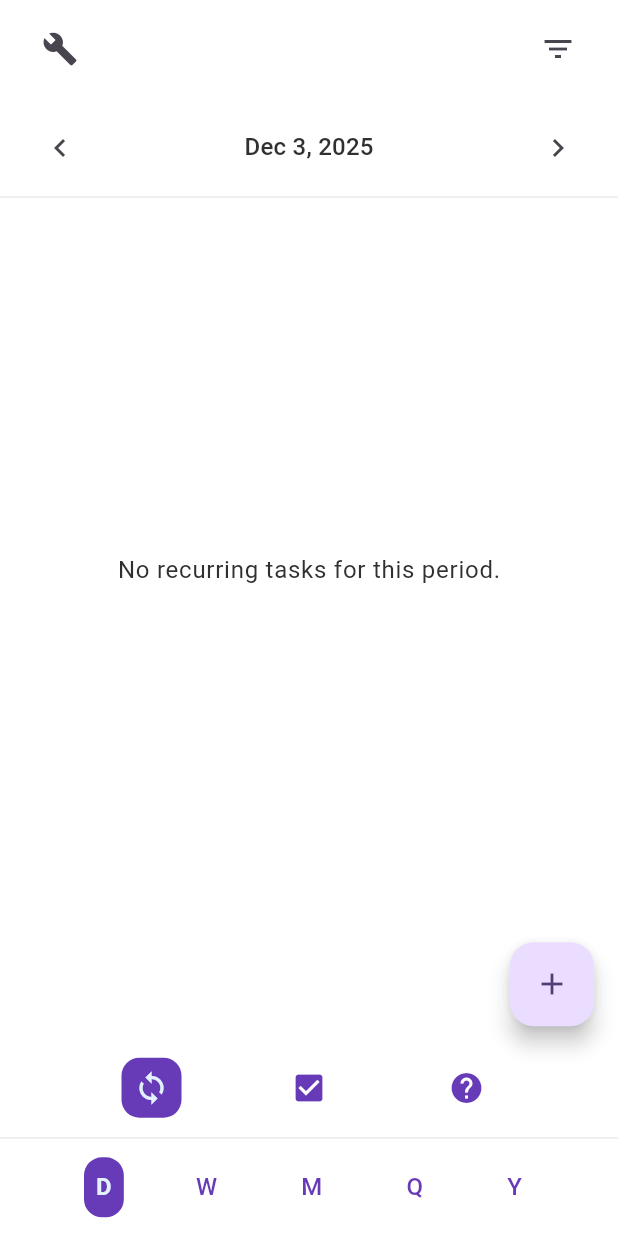
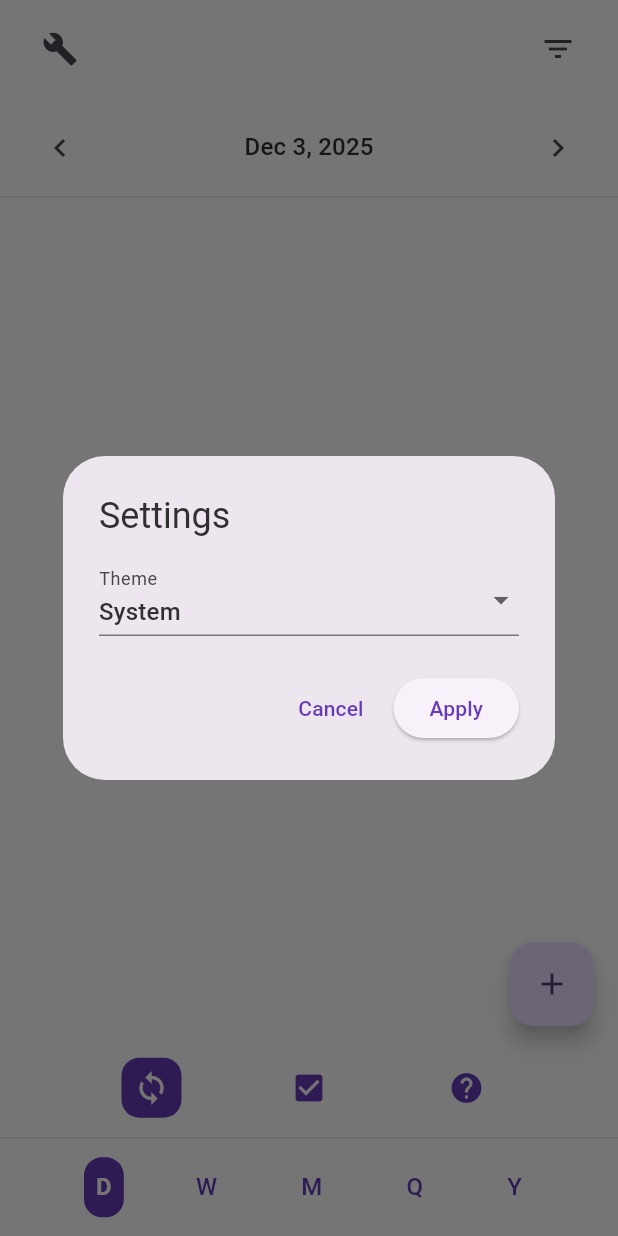
Before and after one commit to nicholasrr/t4g-projectlife, a Flutter app: the screen it shows after launch, after a tap on the "build" icon, on a phone screen of 412 x 824 dp. Run offline on Flutter 3.47's test engine with Material 3 defaults, Android fonts, the phone set to English and light mode, and no system bars; our stand-ins replace hive, hive_flutter; accounts and stored records are empty.

Commit message:
adding dark theme

```diff
--- a/lib/utils/global_data.dart
+++ b/lib/utils/global_data.dart
@@ -12,6 +12,9 @@
   // Selected category ids for filtering (empty = no filter)
   static final ValueNotifier<Set<String>> selectedCategoryIds =
       ValueNotifier<Set<String>>(<String>{});
+
+  // Special key used to represent the 'Uncategorized' filter
+  static const String uncategorizedKey = '__UNCATEGORIZED__';
 
   static setRecurring() {
     selectedTypeNotifier.value = SelectedType.recurring;
--- a/lib/widgets/cadence_bar.dart
+++ b/lib/widgets/cadence_bar.dart
@@ -108,9 +108,7 @@
               padding: const EdgeInsets.all(AppTheme.spacing),
               decoration: BoxDecoration(
                 color:
-                    isSelected
-                        ? AppTheme.light.primaryColor
-                        : Colors.transparent,
+                    isSelected ? theme.colorScheme.primary : Colors.transparent,
                 borderRadius: BorderRadius.circular(AppTheme.radius),
               ),
               child: Text(
@@ -118,8 +116,8 @@
                 style: textStyle.copyWith(
                   color:
                       isSelected
-                          ? AppTheme.light.secondaryHeaderColor
-                          : AppTheme.light.primaryColor,
+                          ? theme.colorScheme.onPrimary
+                          : theme.colorScheme.primary,
                   fontWeight: isSelected ? FontWeight.bold : null,
                 ),
               ),
--- a/lib/widgets/task_list.dart
+++ b/lib/widgets/task_list.dart
@@ -73,13 +73,18 @@
 
                 final filtered =
                     selectedCategories.isNotEmpty
-                        ? baseFiltered
-                            .where(
-                              (t) =>
-                                  t.categoryId != null &&
-                                  selectedCategories.contains(t.categoryId),
-                            )
-                            .toList()
+                        ? baseFiltered.where((t) {
+                          final hasCategory = t.categoryId != null;
+                          final matchesCategory =
+                              hasCategory &&
+                              selectedCategories.contains(t.categoryId);
+                          final matchesUncategorized =
+                              !hasCategory &&
+                              selectedCategories.contains(
+                                Globals.uncategorizedKey,
+                              );
+                          return matchesCategory || matchesUncategorized;
+                        }).toList()
                         : baseFiltered;
 
                 final completedTasks =
@@ -282,9 +287,12 @@
                 categoryColor?.withOpacity(widget.task.completed ? 0.3 : 0.5) ??
                 theme.colorScheme.surface,
             borderRadius: BorderRadius.circular(AppTheme.radius),
+            border: Border.all(
+              color: theme.colorScheme.onSurface.withValues(alpha: 0.25),
+            ),
             boxShadow: [
               BoxShadow(
-                color: theme.shadowColor.withOpacity(0.1),
+                color: theme.shadowColor.withValues(alpha: 0.1),
                 blurRadius: AppTheme.radius,
                 offset: const Offset(0, 2),
               ),
--- a/lib/widgets/top_bar.dart
+++ b/lib/widgets/top_bar.dart
@@ -1,6 +1,7 @@
 import 'package:flutter/material.dart';
 import '../theme.dart';
 import '../db/category_repository.dart';
+import '../db/settings_repository.dart';
 // category model used via repository; no direct references needed here
 import '../utils/global_data.dart';
 
@@ -25,8 +26,65 @@
           // Engine/Settings button
           IconButton(
             icon: const Icon(AppTheme.engineIcon),
-            onPressed: () {
-              // TODO: Show settings
+            onPressed: () async {
+              // Show a small settings dialog that allows theme switching
+              final settings = SettingsRepository();
+              final current = settings.getThemeMode();
+
+              final result = await showDialog<String>(
+                context: context,
+                builder: (context) {
+                  String selected = current;
+                  return StatefulBuilder(
+                    builder: (context, setState) {
+                      return AlertDialog(
+                        title: const Text('Settings'),
+                        content: SizedBox(
+                          width: 280,
+                          child: DropdownButtonFormField<String>(
+                            value: selected,
+                            decoration: const InputDecoration(
+                              labelText: 'Theme',
+                              isDense: true,
+                            ),
+                            items: const [
+                              DropdownMenuItem(
+                                value: 'system',
+                                child: Text('System'),
+                              ),
+                              DropdownMenuItem(
+                                value: 'light',
+                                child: Text('Light'),
+                              ),
+                              DropdownMenuItem(
+                                value: 'dark',
+                                child: Text('Dark'),
+                              ),
+                            ],
+                            onChanged: (v) {
+                              if (v != null) setState(() => selected = v);
+                            },
+                          ),
+                        ),
+                        actions: [
+                          TextButton(
+                            onPressed: () => Navigator.pop(context, null),
+                            child: const Text('Cancel'),
+                          ),
+                          ElevatedButton(
+                            onPressed: () => Navigator.pop(context, selected),
+                            child: const Text('Apply'),
+                          ),
+                        ],
+                      );
+                    },
+                  );
+                },
+              );
+
+              if (result != null) {
+                await settings.setThemeMode(result);
+              }
             },
           ),
 
@@ -53,16 +111,64 @@
                             title: const Text('Filter by category'),
                             content: SizedBox(
                               width: 320,
-                              child:
-                                  cats.isEmpty
-                                      ? const Text('No categories defined')
-                                      : SingleChildScrollView(
+                              child: SingleChildScrollView(
                                 child: Column(
                                   mainAxisSize: MainAxisSize.min,
-                                          children:
-                                              cats.map((c) {
-                                                final isSelected = current
-                                                    .contains(c.id);
+                                  children: [
+                                    // Uncategorized checkbox at the top
+                                    CheckboxListTile(
+                                      value: current.contains(
+                                        Globals.uncategorizedKey,
+                                      ),
+                                      onChanged:
+                                          (v) => setState(() {
+                                            if (v == true) {
+                                              current.add(
+                                                Globals.uncategorizedKey,
+                                              );
+                                            } else {
+                                              current.remove(
+                                                Globals.uncategorizedKey,
+                                              );
+                                            }
+                                          }),
+                                      title: Row(
+                                        children: [
+                                          Container(
+                                            width: 12,
+                                            height: 12,
+                                            margin: const EdgeInsets.only(
+                                              right: 8,
+                                            ),
+                                            decoration: BoxDecoration(
+                                              color:
+                                                  Theme.of(
+                                                    context,
+                                                  ).colorScheme.surface,
+                                              borderRadius:
+                                                  BorderRadius.circular(3),
+                                              border: Border.all(
+                                                color:
+                                                    Theme.of(
+                                                      context,
+                                                    ).dividerColor,
+                                              ),
+                                            ),
+                                          ),
+                                          const Text('Uncategorized'),
+                                        ],
+                                      ),
+                                    ),
+                                    if (cats.isEmpty)
+                                      const Padding(
+                                        padding: EdgeInsets.only(top: 8.0),
+                                        child: Text('No categories defined'),
+                                      )
+                                    else
+                                      ...cats.map((c) {
+                                        final isSelected = current.contains(
+                                          c.id,
+                                        );
                                         return CheckboxListTile(
                                           value: isSelected,
                                           onChanged:
@@ -78,20 +184,15 @@
                                               Container(
                                                 width: 12,
                                                 height: 12,
-                                                        margin:
-                                                            const EdgeInsets.only(
+                                                margin: const EdgeInsets.only(
                                                   right: 8,
                                                 ),
                                                 decoration: BoxDecoration(
                                                   color: Color(
-                                                            int.parse(
-                                                              c.colorHex,
-                                                            ),
+                                                    int.parse(c.colorHex),
                                                   ),
                                                   borderRadius:
-                                                              BorderRadius.circular(
-                                                                3,
-                                                              ),
+                                                      BorderRadius.circular(3),
                                                 ),
                                               ),
                                               Text(c.title),
@@ -99,6 +200,7 @@
                                           ),
                                         );
                                       }).toList(),
+                                  ],
                                 ),
                               ),
                             ),
--- a/lib/widgets/type_selector.dart
+++ b/lib/widgets/type_selector.dart
@@ -76,9 +76,7 @@
               padding: const EdgeInsets.all(AppTheme.spacing),
               decoration: BoxDecoration(
                 color:
-                    isSelected
-                        ? AppTheme.light.primaryColor
-                        : Colors.transparent,
+                    isSelected ? theme.colorScheme.primary : Colors.transparent,
                 borderRadius: BorderRadius.circular(AppTheme.radius),
               ),
               child: Column(
@@ -88,8 +86,8 @@
                     icon,
                     color:
                         isSelected
-                            ? AppTheme.light.secondaryHeaderColor
-                            : AppTheme.light.primaryColor,
+                            ? theme.colorScheme.onPrimary
+                            : theme.colorScheme.primary,
                   ),
                   if (selectedType == SelectedType.howto) ...[
                     const SizedBox(height: AppTheme.spacing / 2),
@@ -98,8 +96,8 @@
                       style: theme.textTheme.labelSmall!.copyWith(
                         color:
                             isSelected
-                                ? AppTheme.light.secondaryHeaderColor
-                                : AppTheme.light.primaryColor,
+                                ? theme.colorScheme.onPrimary
+                                : theme.colorScheme.primary,
                       ),
                     ),
                   ],
```
Also changed, not shown: lib/theme.dart (+4 -4 lines). Lines whose indentation alone changed are shown as unchanged.
